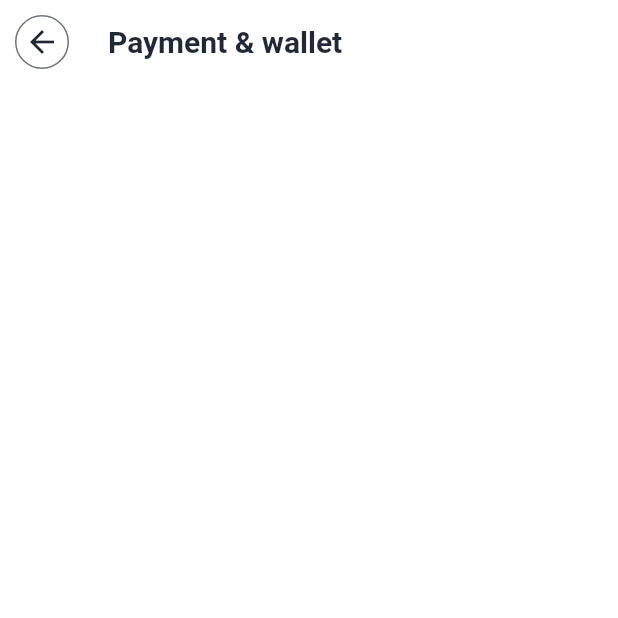
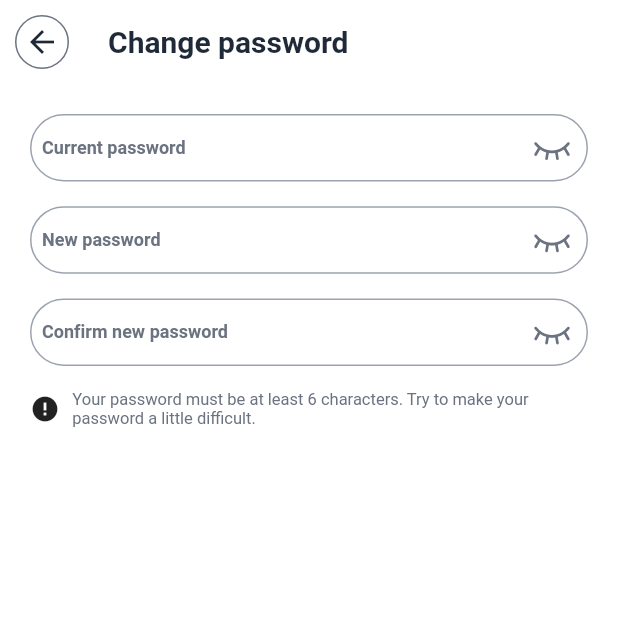
Before and after one commit to AbdulMoiz5702/ripe_app, a Flutter app: the UserProfileScreen screen opened directly, after a tap on "Password", on a phone screen of 412 x 824 dp, the top half of it. Run offline on Flutter 3.47's test engine with Material 3 defaults, Android fonts, the phone set to English and light mode, and no system bars; our stand-ins replace firebase_core, flutter_rating_bar, flutter_secure_storage, flutter_svg, image_picker, local_auth and 1 more; missing offline and left inert: scroll_indicator, zego_uikit_prebuilt_call, zego_uikit_signaling_plugin; accounts and stored records are empty; Roboto replaces fonts that are missing (Nunito Sans); project files that could hold a hidden picture were left out.

Commit message:
change_password_screen

```diff
--- a/lib/consts/images_path.dart
+++ b/lib/consts/images_path.dart
@@ -94,6 +94,8 @@ const String lightningSVG = 'assets/svg_pictures/lightning_svg.svg';
 const String visaCardSVG = 'assets/svg_pictures/visa_svg.svg';
 const String masterCardSVG = 'assets/svg_pictures/masterCard_svg.svg';
 const String amexCardSVG = 'assets/svg_pictures/amex_svg.svg';
+const String openEyeSVG = 'assets/svg_pictures/Eye_open_svg.svg';
+const String closedEyeSVG = 'assets/svg_pictures/Eye_closed_svg.svg';
 
 //profile screen SVG's
 const String profileSVG = 'assets/svg_pictures/profileicon.svg';
--- /dev/null
+++ b/lib/controllers/custom_leading_feild_provider.dart
@@ -0,0 +1,32 @@
+import 'package:flutter/material.dart';
+
+
+class CustomLeadingFieldProvider extends ChangeNotifier {
+
+
+  bool  showPassword = false ;
+
+  bool  currentPassword = false ;
+  bool  newPassword = false ;
+  bool  confirmNewPassword = false ;
+
+  changeConfirmNewPasswordIcon(){
+    confirmNewPassword =! confirmNewPassword ;
+    notifyListeners();
+  }
+
+  changeNewPasswordIcon(){
+    newPassword =! newPassword ;
+    notifyListeners();
+  }
+  changeCurrentPasswordIcon(){
+    currentPassword =! currentPassword ;
+    notifyListeners();
+  }
+
+  changeSufixIcon(){
+    showPassword =! showPassword ;
+    notifyListeners();
+  }
+
+}
--- a/lib/main.dart
+++ b/lib/main.dart
@@ -17,6 +17,7 @@ import 'package:shared_preferences/shared_preferences.dart';
 import 'call_screen.dart';
 import 'controllers/become_driver_controller.dart';
 import 'controllers/bottom_screen_provider.dart';
+import 'controllers/custom_leading_feild_provider.dart';
 import 'controllers/theme_provider.dart';
 import 'services/custom_theme.dart';
 
@@ -41,6 +42,7 @@ void main() async {
         ChangeNotifierProvider(create: (_) => ThemeProvider()),
         ChangeNotifierProvider(create: (_) => BottomScreenProvider()),
         ChangeNotifierProvider(create: (_) => ChatProvider()),
+        ChangeNotifierProvider(create: (_) => CustomLeadingFieldProvider()),
       ],
       child: MyApp(navigatorKey: navigatorKey,),
     ),
--- a/lib/resubale_widgets/cutom_leading text_feild.dart
+++ b/lib/resubale_widgets/cutom_leading text_feild.dart
@@ -1,5 +1,8 @@
 import 'package:flutter/material.dart';
+import 'package:flutter_svg/flutter_svg.dart';
+import 'package:provider/provider.dart';
 import 'package:ride_app/consts/colors.dart';
+import 'package:ride_app/controllers/custom_leading_feild_provider.dart';
 import 'package:ride_app/resubale_widgets/text_widgets.dart';
 
 import '../consts/images_path.dart';
@@ -20,9 +23,11 @@ class CustomLeadingTextField extends StatelessWidget {
     this.iconDataColor = dividerColor,
     this.isHintChange = false,
     this.leadingText = '',
+    this.onTap = null,
+    this.showPassword = false,
   });
 
-  final bool isPassword ;
+  final bool isPassword;
   final TextEditingController controller;
   final FormFieldSetter onFieldSubmittedValue;
   final FormFieldValidator onValidator;
@@ -36,7 +41,8 @@ class CustomLeadingTextField extends StatelessWidget {
   final Color iconDataColor;
   final IconData? iconData;
   final String? iconPath;
-
+  final VoidCallback? onTap;
+  final bool showPassword;
 
   @override
   Widget build(BuildContext context) {
@@ -51,43 +57,72 @@ class CustomLeadingTextField extends StatelessWidget {
           onFieldSubmitted: onFieldSubmittedValue,
           validator: onValidator,
           keyboardType: keyBoardType,
-        style: TextStyle(color: theme.colorScheme.onSecondaryContainer,
-          fontFamily: 'Nunito Sans',),
-        decoration: InputDecoration(suffixIcon: isPassword == true ? Padding(
+          style: TextStyle(
+            color: theme.colorScheme.onSecondaryContainer,
+            fontFamily: 'Nunito Sans',
+          ),
+          decoration: InputDecoration(
+            suffixIcon: isPassword == true
+                ? GestureDetector(
+              onTap: onTap,
+              child: Padding(
                 padding: const EdgeInsets.all(8.0),
-          child: Image.asset(eye, height: 20, width: 20,color: theme.colorScheme.onSecondaryContainer,),
-        ) : Container(height:0 ,width:0 ,),
-          label: smallText(title: isHintChange ?leadingText :hint,textSize: 12.0,weight: FontWeight.w700,color: theme.colorScheme.onSecondaryContainer),
+                child: SvgPicture.asset(
+                  showPassword == true ? openEyeSVG : closedEyeSVG,
+                  height: 20,
+                  width: 20,
+                  color: theme.colorScheme.onSecondaryContainer,
+                ),
+              ),
+            )
+                : Container(
+              height: 0,
+              width: 0,
+            ),
+            label: smallText(
+                title: isHintChange ? leadingText : hint,
+                textSize: 12.0,
+                weight: FontWeight.w700,
+                color: theme.colorScheme.onSecondaryContainer),
             isDense: true,
             prefixIcon: iconData != null
-              ? Icon(iconData, color: iconDataColor,size: 25,)
+                ? Icon(
+              iconData,
+              color: iconDataColor,
+              size: 25,
+            )
                 : (iconPath != null
                 ? Padding(
               padding: const EdgeInsets.all(8.0),
-            child: Image.asset(iconPath!, height: 20, width: 20,color: theme.colorScheme.onSecondaryContainer,),
+              child: Image.asset(
+                iconPath!,
+                height: 20,
+                width: 20,
+                color: theme.colorScheme.onSecondaryContainer,
+              ),
             )
                 : null),
             contentPadding: const EdgeInsets.all(8),
             hintText: hint,
             hintStyle: TextStyle(color: theme.colorScheme.surfaceBright),
             border: OutlineInputBorder(
-            borderSide:  BorderSide(color: theme.colorScheme.surfaceBright),
+              borderSide: BorderSide(color: theme.colorScheme.surfaceBright),
               borderRadius: BorderRadius.circular(30),
             ),
             focusedBorder: OutlineInputBorder(
-            borderSide:  BorderSide(color: theme.colorScheme.surfaceBright),
+              borderSide: BorderSide(color: theme.colorScheme.surfaceBright),
               borderRadius: BorderRadius.circular(30),
             ),
             errorBorder: OutlineInputBorder(
-            borderSide:  BorderSide(color: theme.colorScheme.surfaceBright),
+              borderSide: BorderSide(color: theme.colorScheme.surfaceBright),
               borderRadius: BorderRadius.circular(30),
             ),
             enabledBorder: OutlineInputBorder(
-            borderSide:  BorderSide(color: theme.colorScheme.surfaceBright),
+              borderSide: BorderSide(color: theme.colorScheme.surfaceBright),
               borderRadius: BorderRadius.circular(30),
             ),
           ),
-      ),
+      )
     );
   }
 }
--- a/lib/views/user_profile/user_profile_screen.dart
+++ b/lib/views/user_profile/user_profile_screen.dart
@@ -7,6 +7,7 @@ import 'package:ride_app/resubale_widgets/user_profile_button.dart';
 import 'package:ride_app/views/user_profile/preferences/select_theme.dart';
 import 'package:ride_app/views/user_profile/setting_screens/paymentandwalletScreen.dart';
 import 'package:ride_app/views/user_profile/setting_screens/profile_Screen.dart';
+import 'package:ride_app/views/user_profile/your_account/change_password.dart';
 import '../../resubale_widgets/text_widgets.dart';
 
 class UserProfileScreen extends StatelessWidget {
@@ -63,10 +64,12 @@ class UserProfileScreen extends StatelessWidget {
                       switch(index) {
                         case 0:
                           Navigator.push(context, MaterialPageRoute(builder: (ctx) => Paymentandwalletscreen()));
+                          break;
                         case 1:
-                          Navigator.push(context, MaterialPageRoute(builder: (ctx) => Paymentandwalletscreen()));
+                          break;
                         case 2:
-                          Navigator.push(context, MaterialPageRoute(builder: (ctx) => Paymentandwalletscreen()));
+                          Navigator.push(context, MaterialPageRoute(builder: (ctx) => ChangePassword()));
+                          break;
                       }
 
                     },
--- /dev/null
+++ b/lib/views/user_profile/your_account/change_password.dart
@@ -0,0 +1,109 @@
+import 'package:flutter/material.dart';
+import 'package:provider/provider.dart';
+import 'package:ride_app/resubale_widgets/Custom_Sized.dart';
+import 'package:ride_app/resubale_widgets/custom_leading.dart';
+import 'package:ride_app/resubale_widgets/text_widgets.dart';
+
+import '../../../consts/colors.dart';
+import '../../../controllers/custom_leading_feild_provider.dart';
+import '../../../resubale_widgets/cutom_leading text_feild.dart';
+
+
+class ChangePassword extends StatelessWidget {
+  const ChangePassword({super.key});
+
+  @override
+  Widget build(BuildContext context) {
+    var theme = Theme.of(context);
+    return Scaffold(
+      appBar: AppBar(
+        leading: CustomLeading(isHome: true,),
+        title: largeText(title: 'Change password ',textSize: 20.0,color: theme.primaryColor),
+      ),
+      body: Padding(
+        padding: const EdgeInsets.all(20.0),
+        child: Column(
+          children: [
+            Consumer<CustomLeadingFieldProvider>(builder: (context,provider,_){
+              return CustomLeadingTextField(
+                onTap: (){
+                  provider.changeCurrentPasswordIcon();
+                },
+                showPassword: provider.currentPassword,
+                isPassword: true,
+                isHintChange: true,
+                leadingText: 'Current password',
+                controller: controller,
+                keyBoardType: TextInputType.emailAddress,
+                obscureText: provider.currentPassword,
+                hint: 'Current password',
+                onValidator: (value) {},
+                onFieldSubmittedValue: (value) {},
+              );
+            }),
+            CustomSized(height: 0.02),
+            Consumer<CustomLeadingFieldProvider>(builder: (context,provider,_){
+              return CustomLeadingTextField(
+                onTap: (){
+                  provider.changeNewPasswordIcon();
+                },
+                showPassword: provider.newPassword,
+                isPassword: true,
+                isHintChange: true,
+                leadingText: 'New password',
+                controller: controller,
+                keyBoardType: TextInputType.emailAddress,
+                obscureText: provider.newPassword,
+                hint: 'New password',
+                onValidator: (value) {},
+                onFieldSubmittedValue: (value) {},
+              );
+            }),
+            CustomSized(height: 0.02),
+            Consumer<CustomLeadingFieldProvider>(builder: (context,provider,_){
+              return CustomLeadingTextField(
+                onTap: (){
+                  provider.changeConfirmNewPasswordIcon();
+                },
+                showPassword: provider.confirmNewPassword,
+                isPassword: true,
+                isHintChange: true,
+                leadingText: 'Confirm new password',
+                controller: controller,
+                keyBoardType: TextInputType.emailAddress,
+                obscureText: provider.confirmNewPassword,
+                hint: 'Confirm new password',
+                onValidator: (value) {},
+                onFieldSubmittedValue: (value) {},
+              );
+            }),
+            CustomSized(height: 0.01),
+            Row(
+              mainAxisAlignment: MainAxisAlignment.center,
+              children: [
+                Icon(
+                  Icons.error,
+                  size: 20,
+                ),
+                CustomSized(
+                  width: 0.02,
+                ),
+                Expanded(
+                  child: Text(
+                    'Your password must be at least 6 characters. Try to make your password a little difficult.',
+                    style: TextStyle(
+                      fontSize: 11.0,
+                      fontWeight: FontWeight.w400,
+                      color: theme.colorScheme.onSecondaryContainer,
+                      fontFamily: 'Nunito Sans',
+                    ),
+                  ),
+                ),
+              ],
+            ),
+          ],
+        ),
+      ),
+    );
+  }
+}
```
Also changed, not shown: assets/svg_pictures/Eye_closed_svg.svg (added), assets/svg_pictures/Eye_open_svg.svg (added). Lines whose indentation alone changed are shown as unchanged.
